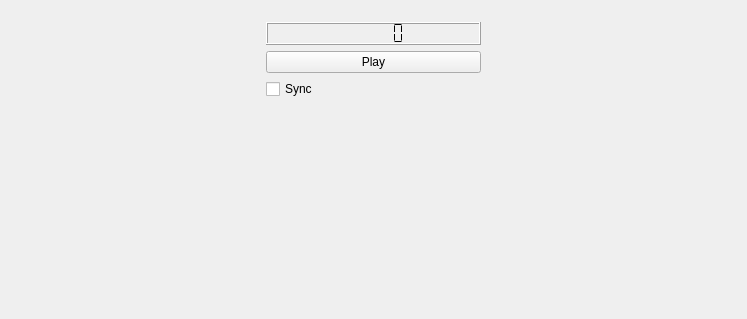
Before: the Qt Designer form mainwindow.ui in anisart/italian, drawn with Qt 5.
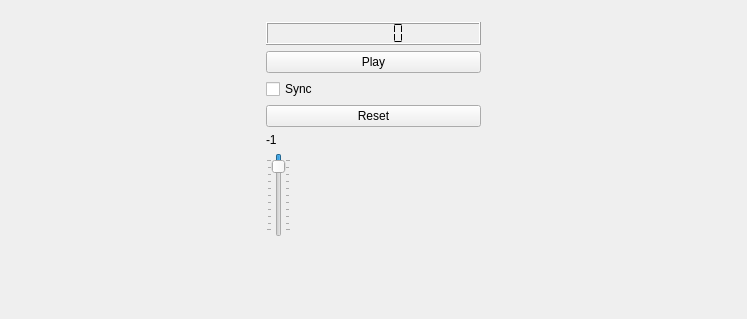
After: the same form once the commit is applied. Custom widgets are drawn as their Qt base class.

The edit to the form file:
```diff
--- a/mainwindow.ui
+++ b/mainwindow.ui
@@ -51,6 +51,54 @@
          </property>
         </widget>
        </item>
+       <item>
+        <widget class="QPushButton" name="resetBtn">
+         <property name="text">
+          <string>Reset</string>
+         </property>
+        </widget>
+       </item>
+       <item>
+        <widget class="QLabel" name="countLbl">
+         <property name="text">
+          <string>-1</string>
+         </property>
+        </widget>
+       </item>
+       <item>
+        <widget class="QSlider" name="speedSld">
+         <property name="sizePolicy">
+          <sizepolicy hsizetype="Fixed" vsizetype="Maximum">
+           <horstretch>0</horstretch>
+           <verstretch>0</verstretch>
+          </sizepolicy>
+         </property>
+         <property name="minimum">
+          <number>1</number>
+         </property>
+         <property name="maximum">
+          <number>100</number>
+         </property>
+         <property name="sliderPosition">
+          <number>10</number>
+         </property>
+         <property name="orientation">
+          <enum>Qt::Vertical</enum>
+         </property>
+         <property name="invertedAppearance">
+          <bool>true</bool>
+         </property>
+         <property name="invertedControls">
+          <bool>true</bool>
+         </property>
+         <property name="tickPosition">
+          <enum>QSlider::TicksBothSides</enum>
+         </property>
+         <property name="tickInterval">
+          <number>10</number>
+         </property>
+        </widget>
+       </item>
        <item>
         <spacer name="verticalSpacer">
          <property name="orientation">
```
